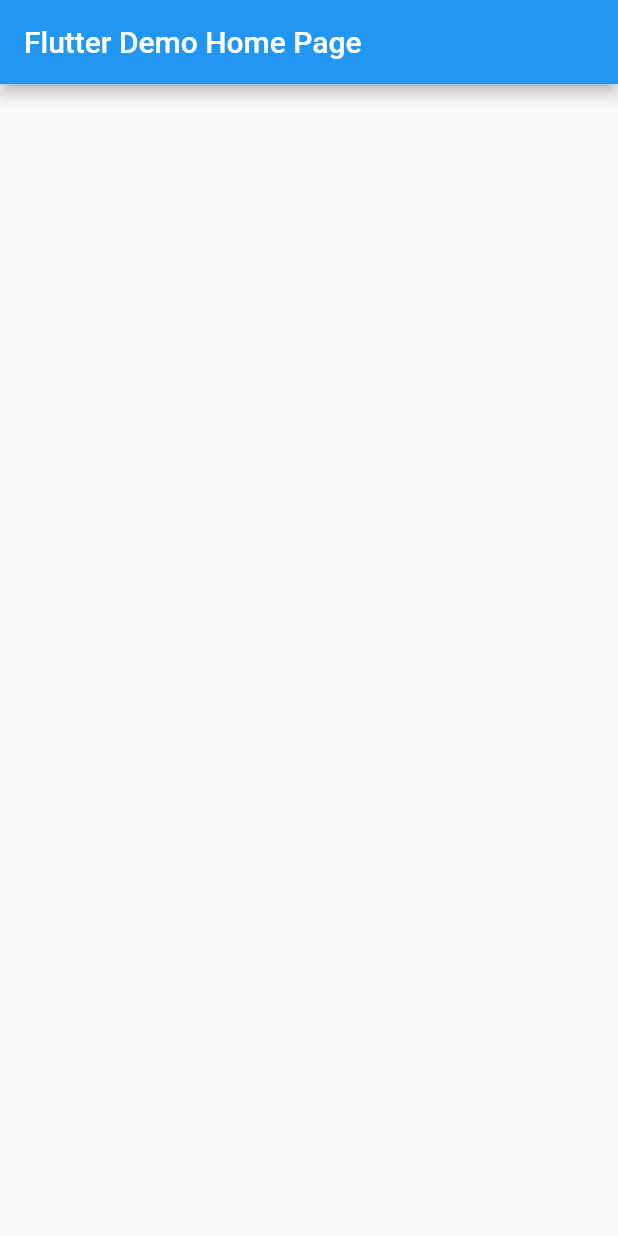
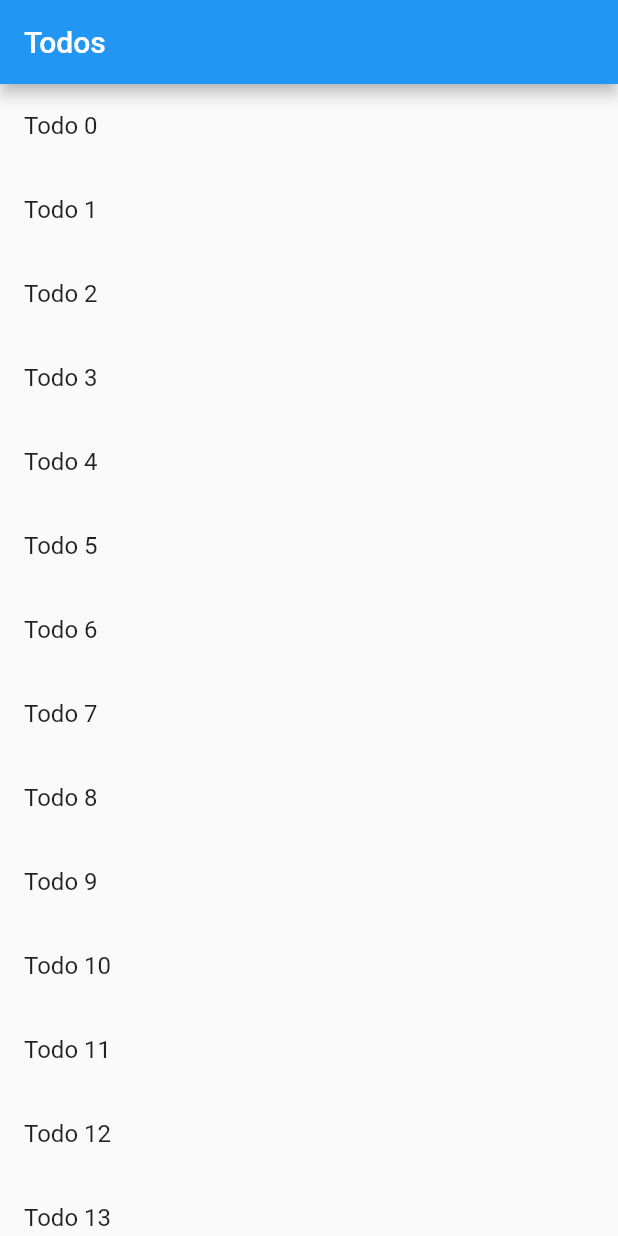
Before and after one commit to Fariszz/Flutter_Navigation, a Flutter app: the screen it shows after launch, on a phone screen of 412 x 824 dp. Run offline on Flutter 3.47's test engine with Material 2 defaults, Android fonts, the phone set to English and light mode, and no system bars.

Commit message:
Create a list of todos and TodoScreen

```diff
--- a/send_data_screen/lib/main.dart
+++ b/send_data_screen/lib/main.dart
@@ -1,57 +1,49 @@
 import 'package:flutter/material.dart';
 
-void main() {
-  runApp(const MyApp());
-}
 class Todo {
   final String title;
   final String description;
 
   const Todo(this.title, this.description);
 }
-class MyApp extends StatelessWidget {
-  const MyApp({Key? key}) : super(key: key);
 
-  // This widget is the root of your application.
-  @override
-  Widget build(BuildContext context) {
-    return MaterialApp(
-      title: 'Flutter Demo',
-      theme: ThemeData(
-
-        primarySwatch: Colors.blue,
+void main() {
+  runApp(
+    MaterialApp(
+      title: 'Passing Data',
+      home: TodosScreen(
+        todos: List.generate(
+          20,
+          (i) => Todo(
+            'Todo $i',
+            'A description of what needs to be done for Todo $i',
+          ),
+        ),
       ),
-      home: const MyHomePage(title: 'Flutter Demo Home Page'),
-    );
-  }
+    ),
+  );
 }
 
-class MyHomePage extends StatefulWidget {
-  const MyHomePage({Key? key, required this.title}) : super(key: key);
+class TodosScreen extends StatelessWidget {
+  // Requiring the list of todos.
+  const TodosScreen({Key? key, required this.todos}) : super(key: key);
 
-  final String title;
-
-  @override
-  State<MyHomePage> createState() => _MyHomePageState();
-}
-
-class _MyHomePageState extends State<MyHomePage> {
+  final List<Todo> todos;
 
   @override
   Widget build(BuildContext context) {
-    // This method is rerun every time setState is called, for instance as done
-    // by the _incrementCounter method above.
-    //
-    // The Flutter framework has been optimized to make rerunning build methods
-    // fast, so that you can just rebuild anything that needs updating rather
-    // than having to individually change instances of widgets.
     return Scaffold(
       appBar: AppBar(
-        // Here we take the value from the MyHomePage object that was created by
-        // the App.build method, and use it to set our appbar title.
-        title: Text(widget.title),
+        title: const Text('Todos'),
       ),
-      body: Center(      // Center is a layout widget. It takes a single child and positions it
+      //passing in the ListView.builder
+      body: ListView.builder(
+        itemCount: todos.length,
+        itemBuilder: (context, index) {
+          return ListTile(
+            title: Text(todos[index].title),
+          );
+        },
       ),
     );
   }
```
